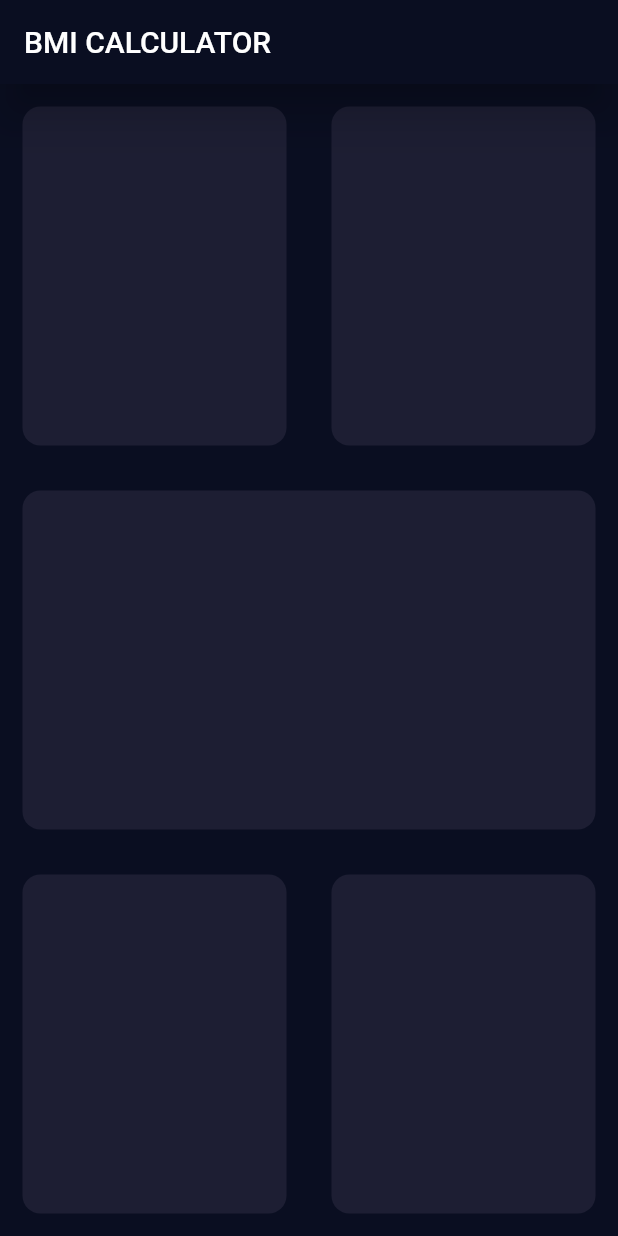
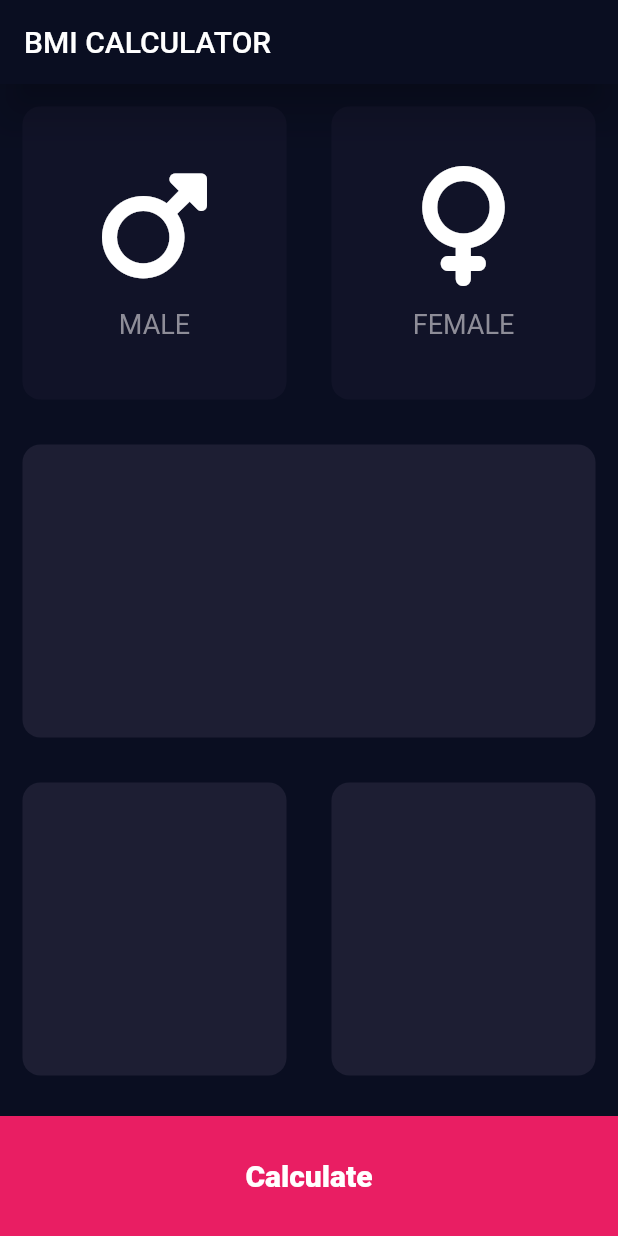
Before and after one commit to bunnyBites/bmi-calculator-flutter, a Flutter app: the screen it shows after launch, on a phone screen of 412 x 824 dp. Run offline on Flutter 3.47's test engine with Material 2 defaults, Android fonts, the phone set to English and light mode, and no system bars; our stand-ins replace font_awesome_flutter.

Commit message:
1. add reusable input content 2. add onTap capture for gender selector. 3. add icons with gender title

```diff
--- a/lib/info_container.dart
+++ b/lib/info_container.dart
@@ -1,18 +1,29 @@
 import 'package:flutter/material.dart';
 
+
 class InfoContainer extends StatelessWidget {
-  final Color cardColor;
+  Color? cardColor;
+  Widget? bodyContent;
+  Function? onTap;
 
-  const InfoContainer(this.cardColor, {super.key});
+  InfoContainer({super.key,  userCardColor, userCardBody, onTapButton}) {
+    bodyContent = userCardBody;
+    cardColor = userCardColor;
+    onTap = onTapButton;
+  }
 
   @override
   Widget build(BuildContext context) {
     return Expanded(
-      child: Container(
-        margin: const EdgeInsets.all(15.0),
-        decoration: BoxDecoration(
-          color: cardColor,
-          borderRadius: const BorderRadius.all(Radius.circular(12.0)),
+      child: GestureDetector(
+        onTap: () => { onTap!() },
+        child: Container(
+          margin: const EdgeInsets.all(15.0),
+          decoration: BoxDecoration(
+            color: cardColor,
+            borderRadius: const BorderRadius.all(Radius.circular(12.0)),
+          ),
+          child: bodyContent,
         ),
       ),
     );
--- /dev/null
+++ b/lib/info_content.dart
@@ -0,0 +1,37 @@
+import 'package:flutter/material.dart';
+
+
+class InfoContent extends StatelessWidget {
+  IconData? icon;
+  String gender = "";
+
+  InfoContent({
+    super.key,
+    userIcon,
+    userGender,
+  }) {
+    icon = userIcon;
+    gender = userGender;
+  }
+
+  @override
+  Widget build(BuildContext context) {
+    return Column(
+      mainAxisAlignment: MainAxisAlignment.center,
+      children: [
+        Icon(
+          icon,
+          size: 80.0,
+        ),
+        const SizedBox(height: 15.0),
+        Text(
+          gender,
+          style: const TextStyle(
+            fontSize: 18.0,
+            color: Color(0xFF8E8D98),
+          ),
+        )
+      ],
+    );
+  }
+}
--- a/lib/input_page.dart
+++ b/lib/input_page.dart
@@ -1,6 +1,16 @@
 import 'package:flutter/material.dart';
+import 'package:font_awesome_flutter/font_awesome_flutter.dart';
+import 'info_container.dart';
+import 'info_content.dart';
 
-import 'info_container.dart';
+const Color activeBoxBgColor = Color(0xFF1D1E33);
+const Color inactiveBoxBgColor = Color(0xFF111328);
+
+enum Gender {
+  male,
+  female,
+  none,
+}
 
 class InputPage extends StatefulWidget {
   const InputPage({super.key});
@@ -10,6 +20,8 @@ class InputPage extends StatefulWidget {
 }
 
 class _InputPageState extends State<InputPage> {
+  Gender selectedGender = Gender.none;
+
   @override
   Widget build(BuildContext context) {
     return Scaffold(
@@ -21,20 +33,55 @@ class _InputPageState extends State<InputPage> {
           children: [
             Expanded(
               child: Row(
-                children: const [
-                  InfoContainer(Color(0xFF1D1E33)),
-                  InfoContainer(Color(0xFF1D1E33)),
+                children: [
+                  InfoContainer(
+                    onTapButton: () {
+                      setState(() {
+                        selectedGender = Gender.male;
+                      });
+                    },
+                    userCardColor: (selectedGender == Gender.male
+                        ? activeBoxBgColor
+                        : inactiveBoxBgColor),
+                    userCardBody: InfoContent(
+                        userIcon: FontAwesomeIcons.mars, userGender: "MALE"),
+                  ),
+                  InfoContainer(
+                    onTapButton: () {
+                      setState(() {
+                        selectedGender = Gender.female;
+                      });
+                    },
+                    userCardColor: (selectedGender == Gender.female
+                        ? activeBoxBgColor
+                        : inactiveBoxBgColor),
+                    userCardBody: InfoContent(
+                      userIcon: FontAwesomeIcons.venus,
+                      userGender: "FEMALE",
+                    ),
+                  ),
                 ],
               ),
             ),
-            const InfoContainer(Color(0xFF1D1E33)),
+            InfoContainer(userCardColor: activeBoxBgColor),
             Expanded(
               child: Row(
-                children: const [
-                  InfoContainer(Color(0xFF1D1E33)),
-                  InfoContainer(Color(0xFF1D1E33)),
+                children: [
+                  InfoContainer(userCardColor: activeBoxBgColor),
+                  InfoContainer(userCardColor: activeBoxBgColor),
                 ],
               ),
+            ),
+            Container(
+              height: 80.0,
+              color: Colors.pink,
+              margin: const EdgeInsets.only(top: 12.0),
+              width: double.infinity,
+              child: const Center(
+                  child: Text(
+                "Calculate",
+                style: TextStyle(fontSize: 20.0, fontWeight: FontWeight.w800),
+              )),
             ),
           ],
         )),
--- a/pubspec.yaml
+++ b/pubspec.yaml
@@ -35,6 +35,7 @@ dependencies:
   # The following adds the Cupertino Icons font to your application.
   # Use with the CupertinoIcons class for iOS style icons.
   cupertino_icons: ^1.0.2
+  font_awesome_flutter: ^10.4.0
 
 dev_dependencies:
   flutter_test:
```
Also changed, not shown: pubspec.lock.
